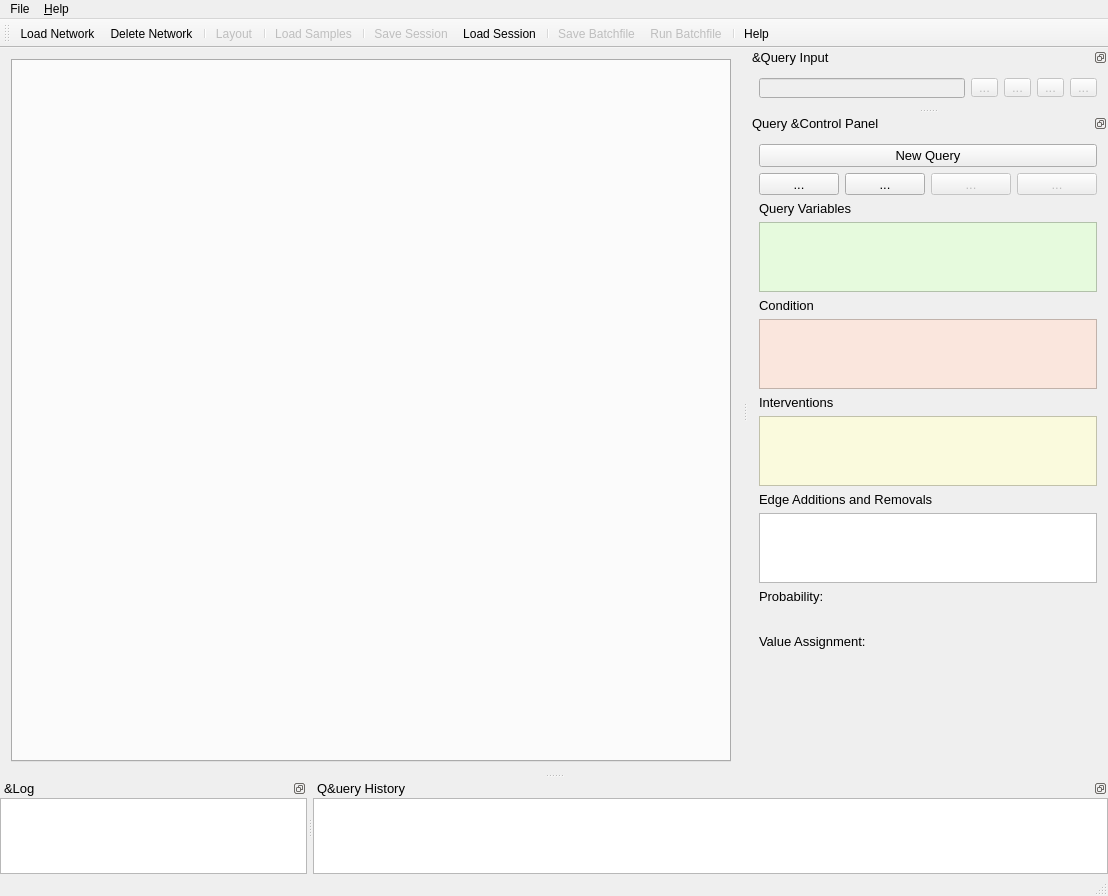
Old version of the form gui/mainwindow.ui in the repository unisb-bioinf/causaltrail.
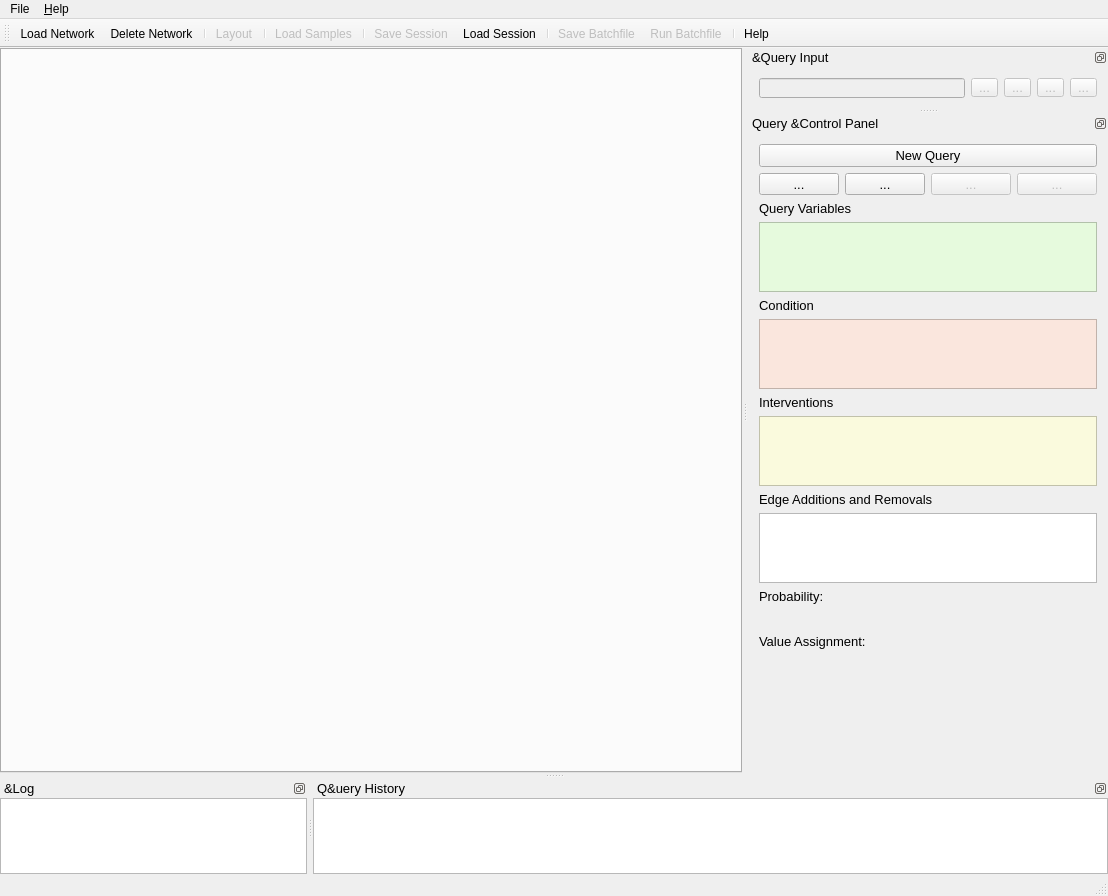
New version of the form. Icons and pictures are not drawn. Custom widgets are drawn as their Qt base class.

Commit message: MainWindow: fix some margins

The edit to the form file:
```diff
--- a/gui/mainwindow.ui
+++ b/gui/mainwindow.ui
@@ -36,6 +36,21 @@
     </sizepolicy>
    </property>
    <layout class="QHBoxLayout" name="horizontalLayout_2">
+    <property name="spacing">
+     <number>0</number>
+    </property>
+    <property name="leftMargin">
+     <number>0</number>
+    </property>
+    <property name="topMargin">
+     <number>0</number>
+    </property>
+    <property name="rightMargin">
+     <number>0</number>
+    </property>
+    <property name="bottomMargin">
+     <number>0</number>
+    </property>
     <item>
      <widget class="QTabWidget" name="tabWidget">
       <property name="sizePolicy">
```
